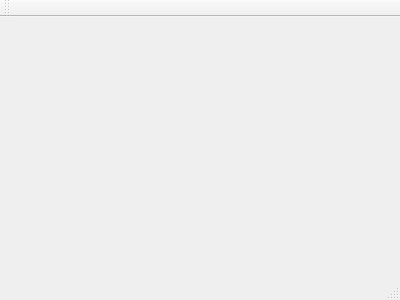
Old version of the form Wixoss/mainwindow.ui in the repository Bato-Ruu/wixoss.
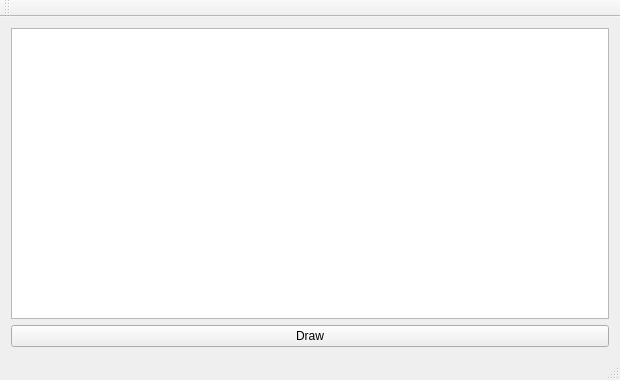
New version of the form.

Patch:
```diff
--- a/Wixoss/mainwindow.ui
+++ b/Wixoss/mainwindow.ui
@@ -1,24 +1,56 @@
 <ui version="4.0">
  <class>MainWindow</class>
- <widget class="QMainWindow" name="MainWindow" >
-  <property name="geometry" >
+ <widget class="QMainWindow" name="MainWindow">
+  <property name="geometry">
    <rect>
     <x>0</x>
     <y>0</y>
-    <width>400</width>
-    <height>300</height>
+    <width>620</width>
+    <height>380</height>
    </rect>
   </property>
   <property name="windowTitle" >
    <string>MainWindow</string>
   </property>
-  <widget class="QMenuBar" name="menuBar" />
-  <widget class="QToolBar" name="mainToolBar" />
-  <widget class="QWidget" name="centralWidget" />
-  <widget class="QStatusBar" name="statusBar" />
+  <widget class="QWidget" name="centralWidget">
+   <layout class="QVBoxLayout" name="verticalLayout_2">
+    <item>
+     <layout class="QVBoxLayout" name="verticalLayout">
+      <item>
+       <widget class="QGraphicsView" name="graphicsView"/>
+      </item>
+     </layout>
+    </item>
+    <item>
+     <widget class="QPushButton" name="drawButton">
+      <property name="text">
+       <string>Draw</string>
+      </property>
+     </widget>
+    </item>
+   </layout>
+  </widget>
+  <widget class="QMenuBar" name="menuBar">
+   <property name="geometry">
+    <rect>
+     <x>0</x>
+     <y>0</y>
+     <width>620</width>
+     <height>19</height>
+    </rect>
+   </property>
+  </widget>
+  <widget class="QToolBar" name="mainToolBar">
+   <attribute name="toolBarArea">
+    <enum>TopToolBarArea</enum>
+   </attribute>
+   <attribute name="toolBarBreak">
+    <bool>true</bool>
+   </attribute>
+  </widget>
+  <widget class="QStatusBar" name="statusBar"/>
  </widget>
- <layoutDefault spacing="6" margin="11" />
- <pixmapfunction></pixmapfunction>
+ <layoutdefault spacing="6" margin="11"/>
  <resources/>
  <connections/>
 </ui>
```
Left out of the diff: 3 changed lines with no effect on the pictures.
